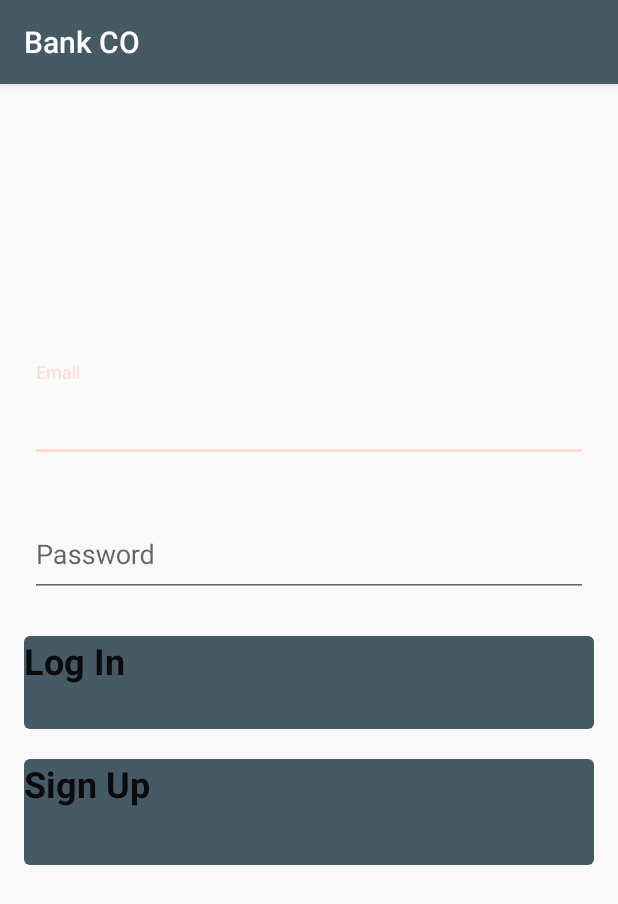
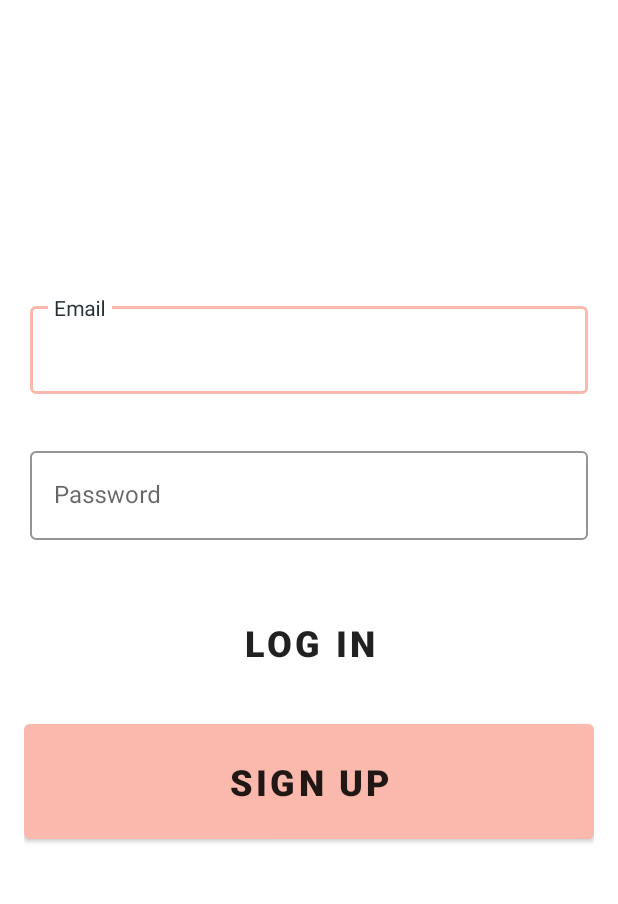
Before and after one commit to CrisOspina/banco-android, an Android app: the screen it shows after launch (MainActivity), on a phone screen of 412 x 824 dp. Shown: the top 904 px of the screen. Run offline under Robolectric (Android 15) with nearby library versions, the phone set to English and light mode, and no system bars; our stand-ins replace Volley.

Commit message:
[update] design of the app in general

```diff
--- a/web-service-banco/app/src/main/res/values/styles.xml
+++ b/web-service-banco/app/src/main/res/values/styles.xml
@@ -1,7 +1,7 @@
 <resources>
 
     <!-- Base application theme. -->
-    <style name="AppTheme" parent="Theme.AppCompat.Light.DarkActionBar">
+    <style name="AppTheme" parent="Theme.MaterialComponents.Light.NoActionBar">
         <!-- Customize your theme here. -->
         <item name="colorPrimary">@color/colorPrimary</item>
         <item name="colorPrimaryDark">@color/colorPrimaryDark</item>
@@ -13,6 +13,26 @@
         <item name="windowNoTitle">true</item>
     </style>
 
+    <style name="Widget.Shrine.TextInputLayout" parent="Widget.MaterialComponents.TextInputLayout.OutlinedBox">
+        <item name="hintTextAppearance">@style/TextAppearance.Shrine.TextInputLayout.HintText</item>
+        <item name="hintTextColor">@color/textColorPrimary</item>
+        <item name="android:paddingBottom">8dp</item>
+        <item name="boxStrokeColor">@color/textInputOutlineColor</item>
+    </style>
+
+    <style name="TextAppearance.Shrine.TextInputLayout.HintText" parent="TextAppearance.MaterialComponents.Subtitle2">
+        <item name="android:textColor">?android:attr/textColorPrimary</item>
+    </style>
+
+    <style name="Widget.Shrine.Button" parent="Widget.MaterialComponents.Button">
+        <item name="android:textColor">?android:attr/textColorPrimary</item>
+        <item name="backgroundTint">?attr/colorPrimaryDark</item>
+    </style>
+
+    <style name="Widget.Shrine.Button.TextButton" parent="Widget.MaterialComponents.Button.TextButton">
+        <item name="android:textColor">?android:attr/textColorPrimary</item>
+    </style>
+
     <style name="AppTheme.AppBarOverlay" parent="ThemeOverlay.AppCompat.Dark.ActionBar" />
 
     <style name="AppTheme.PopupOverlay" parent="ThemeOverlay.AppCompat.Light" />
```
